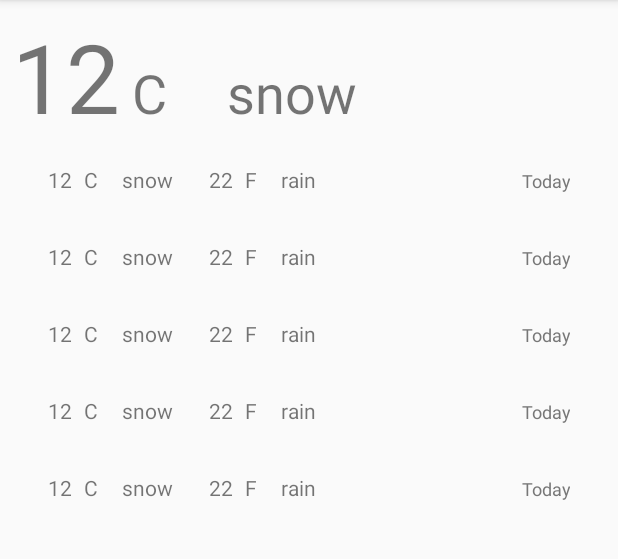
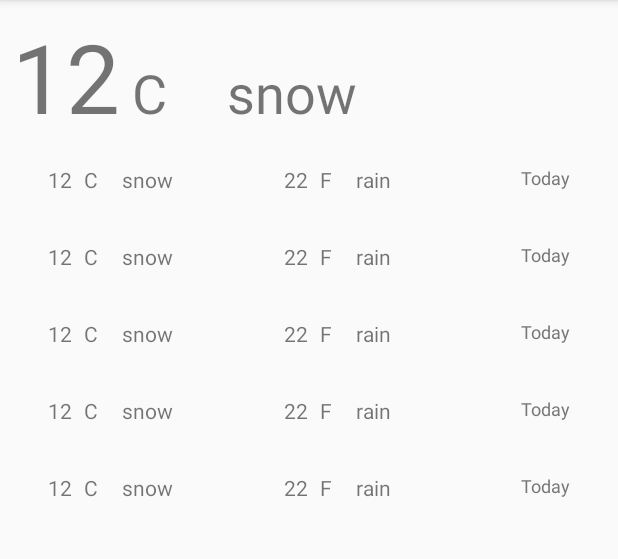
Before and after one commit to NoSurprises/WeatherApp, an Android app: the screen it shows after launch (MainActivity), on a phone screen of 412 x 824 dp, the part 84-643 px from its top. Run offline under Robolectric (Android 15) with nearby library versions, the phone set to English and light mode, and no system bars; our stand-ins replace RxJava; network calls fail.

Commit message:
Layout of weather item with weights

```diff
--- a/app/src/main/res/layout/weather_item.xml
+++ b/app/src/main/res/layout/weather_item.xml
@@ -6,6 +6,13 @@
     android:layout_marginEnd="8dp"
     android:layout_marginStart="8dp"
     android:layout_marginTop="16dp"
+    android:orientation="horizontal">
+
+    <LinearLayout
+        android:id="@+id/day_data"
+        android:layout_width="0dp"
+        android:layout_height="wrap_content"
+        android:layout_weight="0.5"
         android:orientation="horizontal">
 
         <TextView
@@ -27,13 +34,19 @@
             android:layout_height="wrap_content"
             android:layout_marginStart="16dp"
             android:text="snow" />
+    </LinearLayout>
 
+    <LinearLayout
+        android:id="@+id/night_data"
+        android:layout_width="0dp"
+        android:layout_height="wrap_content"
+        android:layout_weight="0.5"
+        android:orientation="horizontal">
 
         <TextView
             android:id="@+id/night_value"
             android:layout_width="wrap_content"
             android:layout_height="wrap_content"
-        android:layout_marginStart="24dp"
             android:text="22" />
 
         <TextView
@@ -50,12 +63,13 @@
             android:layout_marginStart="16dp"
             android:text="rain" />
 
+    </LinearLayout>
+
     <TextView
         android:id="@+id/date"
-        android:layout_width="match_parent"
+        android:layout_width="wrap_content"
         android:layout_height="wrap_content"
         android:text="Today"
-        android:textAlignment="textEnd"
         android:textColor="@color/gray"
 
         android:textSize="12sp" />
```
Lines whose indentation alone changed are shown as unchanged.
